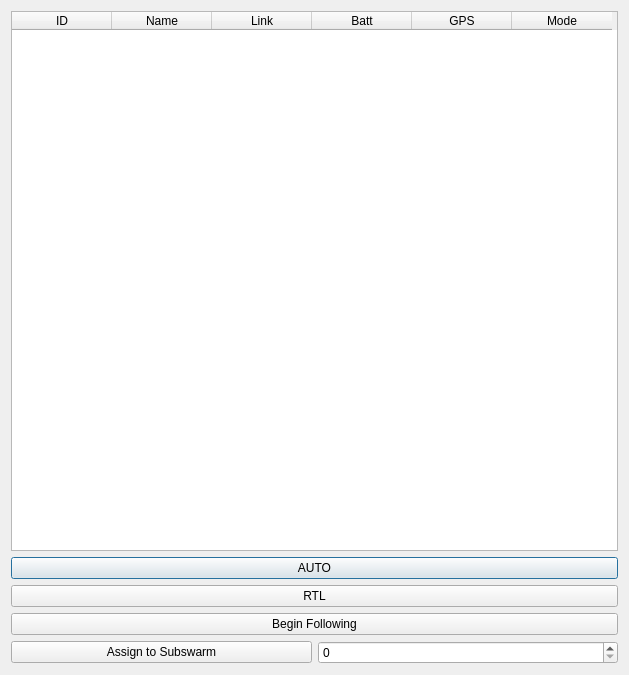
jaymonty/swarmcommander, file SwarmCommander/modules/sc_qt_gui/dashboardDialog.ui: the form before one commit.
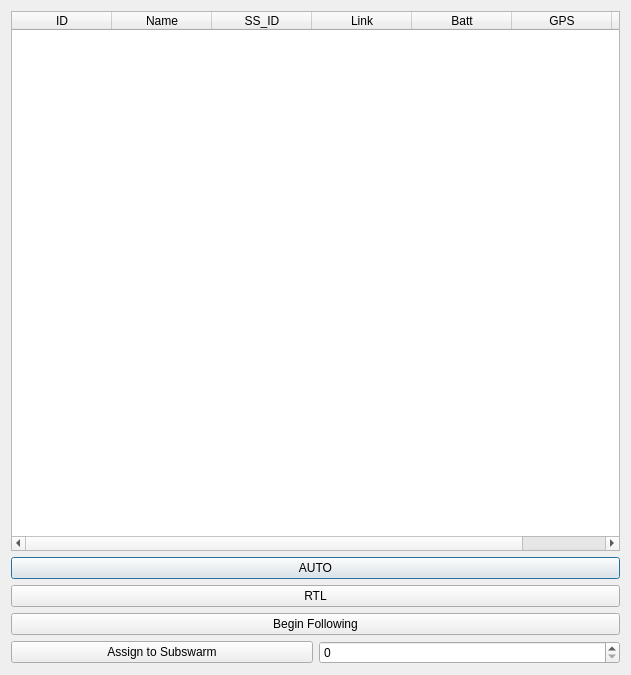
The form after the commit.

Commit message:
qt_gui:  Subswarm assignment functionality
Added functionality to the dashboard to assign aircraft to subswarms.  The
selection functionality of the table was modified to allow selection of
multiple rows (UAVs) at once so that they can all be assigned to a single
subswarm with one button push.  Also modified the callback for the
"Start Following" button to use this functionality.

```diff
--- a/SwarmCommander/modules/sc_qt_gui/dashboardDialog.ui
+++ b/SwarmCommander/modules/sc_qt_gui/dashboardDialog.ui
@@ -18,6 +18,12 @@
     <layout class="QVBoxLayout" name="verticalLayout">
      <item>
       <widget class="QTableWidget" name="tableWidget">
+       <property name="minimumSize">
+        <size>
+         <width>609</width>
+         <height>0</height>
+        </size>
+       </property>
        <property name="selectionBehavior">
         <enum>QAbstractItemView::SelectRows</enum>
        </property>
@@ -29,6 +35,17 @@
        <column>
         <property name="text">
          <string>Name</string>
+        </property>
+        <property name="font">
+         <font>
+          <strikeout>false</strikeout>
+          <kerning>true</kerning>
+         </font>
+        </property>
+       </column>
+       <column>
+        <property name="text">
+         <string>SS_ID</string>
         </property>
        </column>
        <column>
```
The commit also changes 2 other files.
